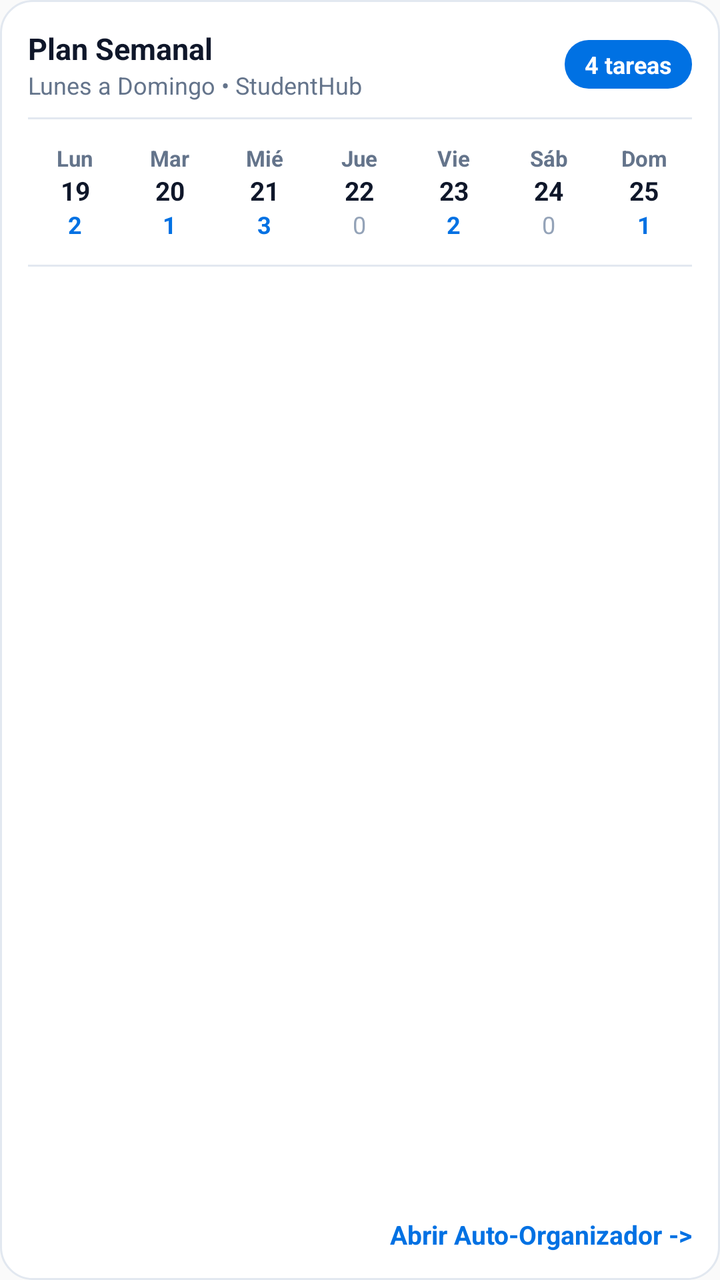
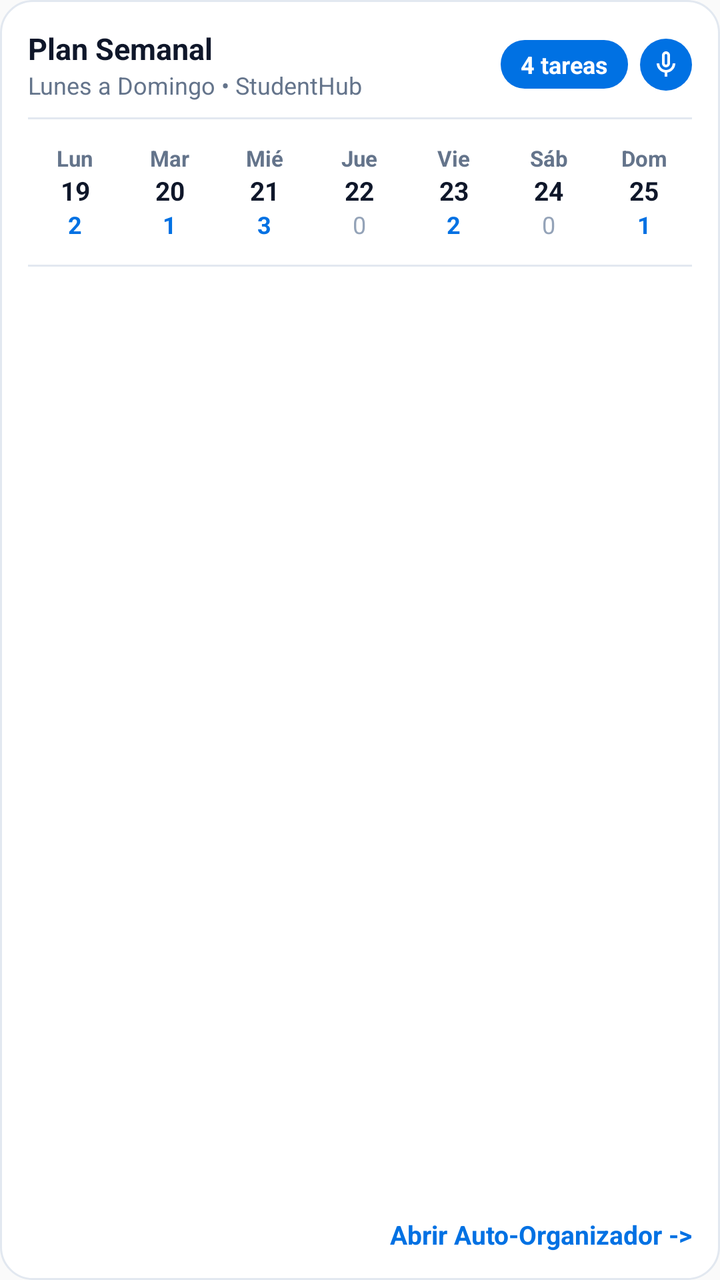

Two renders of the same Android screen: before a commit and after it. Below are the layout's source before the change and the commit's diff.
<!-- AndroidManifest.xml: application theme AppTheme -->
<!-- res/layout/widget_weekly_plan.xml -->
<?xml version="1.0" encoding="utf-8"?>
<LinearLayout xmlns:android="http://schemas.android.com/apk/res/android"
    android:id="@+id/widget_weekly_plan_root"
    android:layout_width="match_parent"
    android:layout_height="match_parent"
    android:background="@drawable/widget_background"
    android:orientation="vertical"
    android:padding="14dp">

    
    <LinearLayout
        android:layout_width="match_parent"
        android:layout_height="wrap_content"
        android:gravity="center_vertical"
        android:orientation="horizontal">

        <LinearLayout
            android:layout_width="0dp"
            android:layout_height="wrap_content"
            android:layout_weight="1"
            android:orientation="vertical">

            <TextView
                android:id="@+id/tv_wp_title"
                android:layout_width="wrap_content"
                android:layout_height="wrap_content"
                android:text="Plan Semanal"
                android:textColor="@color/widget_text_primary"
                android:textSize="15sp"
                android:textStyle="bold" />

            <TextView
                android:id="@+id/tv_wp_subtitle"
                android:layout_width="wrap_content"
                android:layout_height="wrap_content"
                android:text="Lunes a Domingo • StudentHub"
                android:textColor="@color/widget_text_secondary"
                android:textSize="12sp" />
        </LinearLayout>

        <TextView
            android:id="@+id/tv_wp_pending_badge"
            android:layout_width="wrap_content"
            android:layout_height="wrap_content"
            android:background="@drawable/widget_pill_active"
            android:paddingLeft="10dp"
            android:paddingTop="4dp"
            android:paddingRight="10dp"
            android:paddingBottom="4dp"
            android:text="4 tareas"
            android:textColor="#FFFFFF"
            android:textSize="12sp"
            android:textStyle="bold" />
    </LinearLayout>

    <ImageView
        android:layout_width="match_parent"
        android:layout_height="1dp"
        android:layout_marginTop="8dp"
        android:layout_marginBottom="8dp"
        android:background="@color/widget_divider"
        android:contentDescription="@null" />

    
    <LinearLayout
        android:layout_width="match_parent"
        android:layout_height="wrap_content"
        android:gravity="center"
        android:orientation="horizontal"
        android:weightSum="7">

        
        <LinearLayout
            android:id="@+id/col_day_lun"
            android:layout_width="0dp"
            android:layout_height="wrap_content"
            android:layout_weight="1"
            android:gravity="center"
            android:orientation="vertical"
            android:padding="4dp">
            <TextView android:layout_width="wrap_content" android:layout_height="wrap_content" android:text="Lun" android:textColor="@color/widget_text_secondary" android:textSize="11sp" android:textStyle="bold" />
            <TextView android:id="@+id/tv_wp_day_lun_num" android:layout_width="wrap_content" android:layout_height="wrap_content" android:text="19" android:textColor="@color/widget_text_primary" android:textSize="13sp" android:textStyle="bold" />
            <TextView android:id="@+id/tv_wp_day_lun_count" android:layout_width="wrap_content" android:layout_height="wrap_content" android:text="2" android:textColor="@color/widget_accent_default" android:textSize="12sp" android:textStyle="bold" />
        </LinearLayout>

        
        <LinearLayout
            android:id="@+id/col_day_mar"
            android:layout_width="0dp"
            android:layout_height="wrap_content"
            android:layout_weight="1"
            android:gravity="center"
            android:orientation="vertical"
            android:padding="4dp">
            <TextView android:layout_width="wrap_content" android:layout_height="wrap_content" android:text="Mar" android:textColor="@color/widget_text_secondary" android:textSize="11sp" android:textStyle="bold" />
            <TextView android:id="@+id/tv_wp_day_mar_num" android:layout_width="wrap_content" android:layout_height="wrap_content" android:text="20" android:textColor="@color/widget_text_primary" android:textSize="13sp" android:textStyle="bold" />
            <TextView android:id="@+id/tv_wp_day_mar_count" android:layout_width="wrap_content" android:layout_height="wrap_content" android:text="1" android:textColor="@color/widget_accent_default" android:textSize="12sp" android:textStyle="bold" />
        </LinearLayout>

        
        <LinearLayout
            android:id="@+id/col_day_mie"
            android:layout_width="0dp"
            android:layout_height="wrap_content"
            android:layout_weight="1"
            android:gravity="center"
            android:orientation="vertical"
            android:padding="4dp">
            <TextView android:layout_width="wrap_content" android:layout_height="wrap_content" android:text="Mié" android:textColor="@color/widget_text_secondary" android:textSize="11sp" android:textStyle="bold" />
            <TextView android:id="@+id/tv_wp_day_mie_num" android:layout_width="wrap_content" android:layout_height="wrap_content" android:text="21" android:textColor="@color/widget_text_primary" android:textSize="13sp" android:textStyle="bold" />
            <TextView android:id="@+id/tv_wp_day_mie_count" android:layout_width="wrap_content" android:layout_height="wrap_content" android:text="3" android:textColor="@color/widget_accent_default" android:textSize="12sp" android:textStyle="bold" />
        </LinearLayout>

        
        <LinearLayout
            android:id="@+id/col_day_jue"
            android:layout_width="0dp"
            android:layout_height="wrap_content"
            android:layout_weight="1"
            android:gravity="center"
            android:orientation="vertical"
            android:padding="4dp">
            <TextView android:layout_width="wrap_content" android:layout_height="wrap_content" android:text="Jue" android:textColor="@color/widget_text_secondary" android:textSize="11sp" android:textStyle="bold" />
            <TextView android:id="@+id/tv_wp_day_jue_num" android:layout_width="wrap_content" android:layout_height="wrap_content" android:text="22" android:textColor="@color/widget_text_primary" android:textSize="13sp" android:textStyle="bold" />
            <TextView android:id="@+id/tv_wp_day_jue_count" android:layout_width="wrap_content" android:layout_height="wrap_content" android:text="0" android:textColor="@color/widget_text_muted" android:textSize="12sp" />
        </LinearLayout>

        
        <LinearLayout
            android:id="@+id/col_day_vie"
            android:layout_width="0dp"
            android:layout_height="wrap_content"
            android:layout_weight="1"
            android:gravity="center"
            android:orientation="vertical"
            android:padding="4dp">
            <TextView android:layout_width="wrap_content" android:layout_height="wrap_content" android:text="Vie" android:textColor="@color/widget_text_secondary" android:textSize="11sp" android:textStyle="bold" />
            <TextView android:id="@+id/tv_wp_day_vie_num" android:layout_width="wrap_content" android:layout_height="wrap_content" android:text="23" android:textColor="@color/widget_text_primary" android:textSize="13sp" android:textStyle="bold" />
            <TextView android:id="@+id/tv_wp_day_vie_count" android:layout_width="wrap_content" android:layout_height="wrap_content" android:text="2" android:textColor="@color/widget_accent_default" android:textSize="12sp" android:textStyle="bold" />
        </LinearLayout>

        
        <LinearLayout
            android:id="@+id/col_day_sab"
            android:layout_width="0dp"
            android:layout_height="wrap_content"
            android:layout_weight="1"
            android:gravity="center"
            android:orientation="vertical"
            android:padding="4dp">
            <TextView android:layout_width="wrap_content" android:layout_height="wrap_content" android:text="Sáb" android:textColor="@color/widget_text_secondary" android:textSize="11sp" android:textStyle="bold" />
            <TextView android:id="@+id/tv_wp_day_sab_num" android:layout_width="wrap_content" android:layout_height="wrap_content" android:text="24" android:textColor="@color/widget_text_primary" android:textSize="13sp" android:textStyle="bold" />
            <TextView android:id="@+id/tv_wp_day_sab_count" android:layout_width="wrap_content" android:layout_height="wrap_content" android:text="0" android:textColor="@color/widget_text_muted" android:textSize="12sp" />
        </LinearLayout>

        
        <LinearLayout
            android:id="@+id/col_day_dom"
            android:layout_width="0dp"
            android:layout_height="wrap_content"
            android:layout_weight="1"
            android:gravity="center"
            android:orientation="vertical"
            android:padding="4dp">
            <TextView android:layout_width="wrap_content" android:layout_height="wrap_content" android:text="Dom" android:textColor="@color/widget_text_secondary" android:textSize="11sp" android:textStyle="bold" />
            <TextView android:id="@+id/tv_wp_day_dom_num" android:layout_width="wrap_content" android:layout_height="wrap_content" android:text="25" android:textColor="@color/widget_text_primary" android:textSize="13sp" android:textStyle="bold" />
            <TextView android:id="@+id/tv_wp_day_dom_count" android:layout_width="wrap_content" android:layout_height="wrap_content" android:text="1" android:textColor="@color/widget_accent_default" android:textSize="12sp" android:textStyle="bold" />
        </LinearLayout>
    </LinearLayout>

    <ImageView
        android:layout_width="match_parent"
        android:layout_height="1dp"
        android:layout_marginTop="8dp"
        android:layout_marginBottom="6dp"
        android:background="@color/widget_divider"
        android:contentDescription="@null" />

    
    <FrameLayout
        android:layout_width="match_parent"
        android:layout_height="0dp"
        android:layout_weight="1">

        <ListView
            android:id="@+id/lv_weekly_plan"
            android:layout_width="match_parent"
            android:layout_height="match_parent"
            android:divider="@null"
            android:dividerHeight="0dp"
            android:scrollbars="vertical" />

        <TextView
            android:id="@+id/tv_wp_empty"
            android:layout_width="match_parent"
            android:layout_height="match_parent"
            android:gravity="center"
            android:text="No hay tareas programadas para esta semana"
            android:textColor="@color/widget_text_muted"
            android:textSize="13sp"
            android:visibility="gone" />
    </FrameLayout>

    
    <LinearLayout
        android:id="@+id/btn_open_tasks_app"
        android:layout_width="match_parent"
        android:layout_height="wrap_content"
        android:layout_marginTop="6dp"
        android:gravity="right|center_vertical"
        android:orientation="horizontal">

        <TextView
            android:id="@+id/tv_wp_btn_open_tasks"
            android:layout_width="wrap_content"
            android:layout_height="wrap_content"
            android:text="Abrir Auto-Organizador ->"
            android:textColor="@color/widget_accent_default"
            android:textSize="13sp"
            android:textStyle="bold" />
    </LinearLayout>
</LinearLayout>
<!-- resources referenced by this layout -->
<resources>
  <color name="widget_accent_default">#0071E3</color>
  <color name="widget_divider">#E2E8F0</color>
  <color name="widget_text_muted">#94A3B8</color>
  <color name="widget_text_primary">#0F172A</color>
  <color name="widget_text_secondary">#64748B</color>
  <!-- drawable widget_background (drawable) -->
  <?xml version="1.0" encoding="utf-8"?>
  <shape xmlns:android="http://schemas.android.com/apk/res/android"
      android:shape="rectangle">
      <corners android:radius="16dp" />
      <solid android:color="@color/widget_background" />
      <stroke
          android:width="1dp"
          android:color="@color/widget_stroke" />
  </shape>
  <!-- drawable widget_pill_active (drawable) -->
  <?xml version="1.0" encoding="utf-8"?>
  <shape xmlns:android="http://schemas.android.com/apk/res/android"
      android:shape="rectangle">
      <corners android:radius="12dp" />
      <solid android:color="#0071E3" />
  </shape>
  <style name="AppTheme" parent="Theme.AppCompat.Light.DarkActionBar">
          
          <item name="colorPrimary">@color/colorPrimary</item>
          <item name="colorPrimaryDark">@color/colorPrimaryDark</item>
          <item name="colorAccent">@color/colorAccent</item>
      </style>
  <color name="widget_background">#FFFFFF</color>
  <color name="widget_stroke">#E2E8F0</color>
</resources>

<!-- the commit's change to res/layout/widget_weekly_plan.xml (unified diff, before → after) -->
@@ -38,19 +38,38 @@
                 android:textSize="12sp" />
         </LinearLayout>
 
-        <TextView
-            android:id="@+id/tv_wp_pending_badge"
+        <LinearLayout
             android:layout_width="wrap_content"
             android:layout_height="wrap_content"
-            android:background="@drawable/widget_pill_active"
-            android:paddingLeft="10dp"
-            android:paddingTop="4dp"
-            android:paddingRight="10dp"
-            android:paddingBottom="4dp"
-            android:text="4 tareas"
-            android:textColor="#FFFFFF"
-            android:textSize="12sp"
-            android:textStyle="bold" />
+            android:gravity="center_vertical"
+            android:orientation="horizontal">
+
+            <TextView
+                android:id="@+id/tv_wp_pending_badge"
+                android:layout_width="wrap_content"
+                android:layout_height="wrap_content"
+                android:background="@drawable/widget_pill_active"
+                android:paddingLeft="10dp"
+                android:paddingTop="4dp"
+                android:paddingRight="10dp"
+                android:paddingBottom="4dp"
+                android:text="4 tareas"
+                android:textColor="#FFFFFF"
+                android:textSize="12sp"
+                android:textStyle="bold" />
+
+            
+            <ImageView
+                android:id="@+id/btn_weekly_voice_add"
+                android:layout_width="26dp"
+                android:layout_height="26dp"
+                android:layout_marginLeft="6dp"
+                android:background="@drawable/widget_circle_mic_bg"
+                android:contentDescription="Añadir evento por voz"
+                android:padding="5dp"
+                android:scaleType="centerInside"
+                android:src="@drawable/ic_voice_mic" />
+        </LinearLayout>
     </LinearLayout>
 
     <ImageView
<!-- resource entries referenced after the edit -->
@@ -5,6 +5,16 @@
   <color name="widget_text_muted">#94A3B8</color>
   <color name="widget_text_primary">#0F172A</color>
   <color name="widget_text_secondary">#64748B</color>
+  <!-- drawable ic_voice_mic (drawable) -->
+  <vector xmlns:android="http://schemas.android.com/apk/res/android"
+      android:width="24dp"
+      android:height="24dp"
+      android:viewportWidth="24"
+      android:viewportHeight="24">
+      <path
+          android:fillColor="#FFFFFFFF"
+          android:pathData="M12,14c1.66,0 3,-1.34 3,-3V5c0,-1.66 -1.34,-3 -3,-3S9,3.34 9,5v6c0,1.66 1.34,3 3,3zm-1,-9c0,-0.55 0.45,-1 1,-1s1,0.45 1,1v6c0,0.55 -0.45,1 -1,1s-1,-0.45 -1,-1V5zm6,6c0,2.76 -2.24,5 -5,5s-5,-2.24 -5,-5H5c0,3.53 2.61,6.43 6,6.92V21h2v-3.08c3.39,-0.49 6,-3.39 6,-6.92h-2z"/>
+  </vector>
   <!-- drawable widget_background (drawable) -->
   <?xml version="1.0" encoding="utf-8"?>
   <shape xmlns:android="http://schemas.android.com/apk/res/android"
@@ -14,6 +24,12 @@
       <stroke
           android:width="1dp"
           android:color="@color/widget_stroke" />
+  </shape>
+  <!-- drawable widget_circle_mic_bg (drawable) -->
+  <?xml version="1.0" encoding="utf-8"?>
+  <shape xmlns:android="http://schemas.android.com/apk/res/android"
+      android:shape="oval">
+      <solid android:color="@color/widget_accent_default" />
   </shape>
   <!-- drawable widget_pill_active (drawable) -->
   <?xml version="1.0" encoding="utf-8"?>
